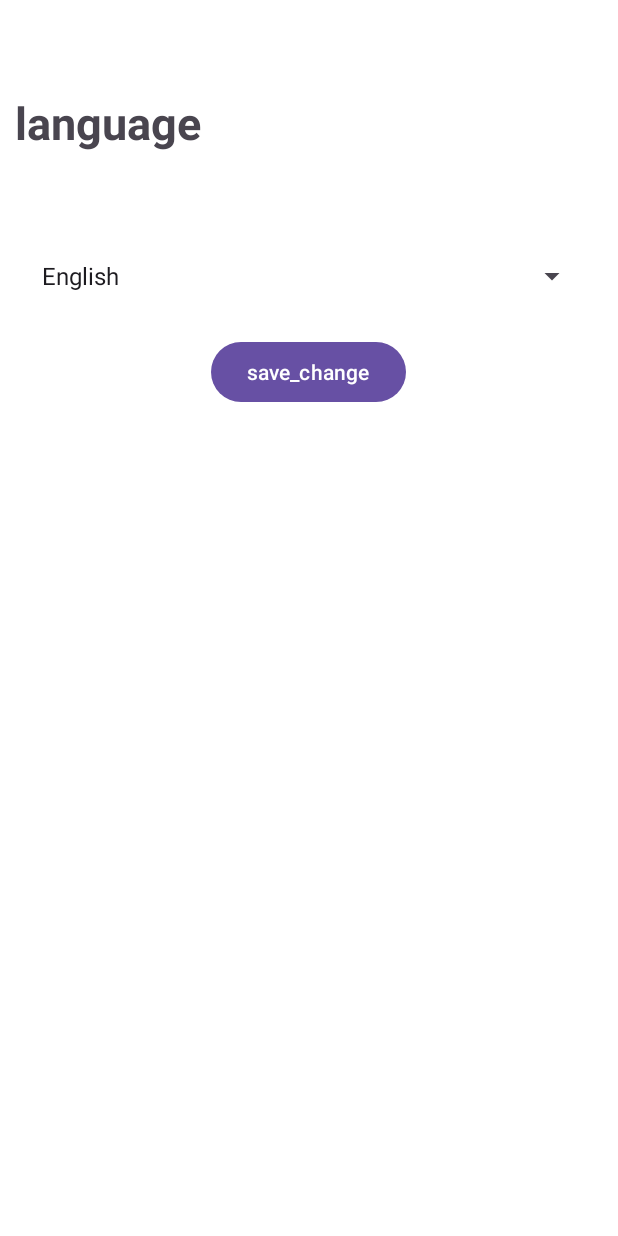
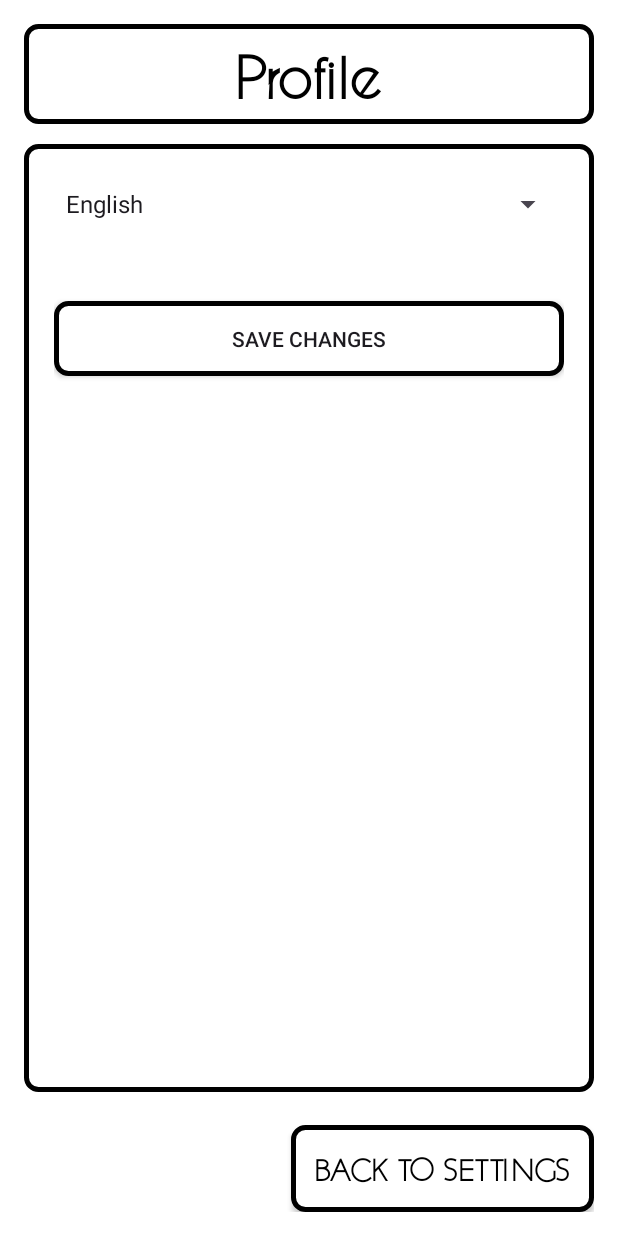
Before and after one commit to HiepPh2k4/SWaro, an Android app: the layout fragment_language.xml on its own in the app's theme, with its tools: preview values and no code run, on a phone screen of 412 x 824 dp. Run offline under Robolectric (Android 15) with nearby library versions, the light colour scheme and no system bars.

Commit message:
big update

```diff
--- a/ClothesApp/app/src/main/java/vn/edu/usth/clothesapp/ProfileFragment.java
+++ b/ClothesApp/app/src/main/java/vn/edu/usth/clothesapp/ProfileFragment.java
@@ -22,8 +22,12 @@ public class ProfileFragment extends Fragment {
         view.findViewById(R.id.back_button1).setOnClickListener(v -> {
             if (getActivity() != null) {
                 ((AppCompatActivity) getActivity()).getSupportFragmentManager().popBackStack();
+
+                SettingActivity activity = (SettingActivity) getActivity();
+                activity.showSettingsButtons();
             }
         });
+
         return view;
     }
 }
--- a/ClothesApp/app/src/main/java/vn/edu/usth/clothesapp/ThemeFragment.java
+++ b/ClothesApp/app/src/main/java/vn/edu/usth/clothesapp/ThemeFragment.java
@@ -24,6 +24,9 @@ public class ThemeFragment extends Fragment {
         view.findViewById(R.id.back_button2).setOnClickListener(v -> {
             if (getActivity() != null) {
                 ((AppCompatActivity) getActivity()).getSupportFragmentManager().popBackStack();
+
+                SettingActivity activity = (SettingActivity) getActivity();
+                activity.showSettingsButtons();
             }
         });
         return view;
--- a/ClothesApp/app/src/main/res/layout/fragment_language.xml
+++ b/ClothesApp/app/src/main/res/layout/fragment_language.xml
@@ -1,56 +1,71 @@
 <?xml version="1.0" encoding="utf-8"?>
-<LinearLayout xmlns:android="http://schemas.android.com/apk/res/android"
-    xmlns:app="http://schemas.android.com/apk/res-auto"
+<RelativeLayout xmlns:android="http://schemas.android.com/apk/res/android"
     android:layout_width="match_parent"
     android:layout_height="match_parent"
-    android:background="@color/white"
-    android:orientation="vertical">
-
-    <RelativeLayout
-        android:id="@+id/language_bar"
-        android:layout_width="match_parent"
-        android:layout_height="?attr/actionBarSize"
-        android:layout_marginTop="50dp"
+    android:padding="16dp"
     android:background="@color/white">
 
+    <LinearLayout
+        android:layout_width="match_parent"
+        android:layout_height="wrap_content"
+        android:layout_marginBottom="30dp"
+        android:background="@drawable/border">
+
         <TextView
-            android:layout_width="wrap_content"
+            android:layout_width="match_parent"
             android:layout_height="match_parent"
-            android:layout_alignParentStart="true"
-            android:layout_centerVertical="true"
-            android:layout_marginStart="10dp"
-            android:contentDescription="setting"
-            android:gravity="center_vertical"
-            android:text="language"
-            android:textSize="30sp"
-            android:textStyle="bold" />
+            android:text="Profile"
+            android:fontFamily="@font/good_font"
+            android:textSize="40sp"
+            android:textStyle="bold"
+            android:gravity="center"
+            android:textColor="@color/black"/>
+    </LinearLayout>
 
-        <ImageButton
-            android:id="@+id/close_language_button"
-            android:layout_width="50dp"
+
+    <LinearLayout
+        android:layout_width="match_parent"
         android:layout_height="match_parent"
-            android:layout_alignParentEnd="true"
-            android:layout_centerVertical="true"
-            android:backgroundTint="@color/white"
-            android:contentDescription="close"
-             />
-    </RelativeLayout>
+        android:layout_marginTop="80dp"
+        android:layout_marginBottom="80dp"
+        android:background="@drawable/border"
+        android:orientation="vertical"
+        android:padding="20dp">
 
         <Spinner
             android:id="@+id/language_spinner"
             android:layout_width="match_parent"
             android:layout_height="40dp"
             android:layout_gravity="center"
-        android:layout_marginStart="20dp"
-        android:layout_marginTop="50dp"
-        android:layout_marginEnd="20dp"
             android:entries="@array/language_array" />
 
-    <Button
+        <LinearLayout
+            android:layout_width="match_parent"
+            android:layout_height="100dp"
+            android:gravity="center">
+
+            <androidx.appcompat.widget.AppCompatButton
                 android:id="@+id/save_language_button"
+                android:layout_width="match_parent"
+                android:layout_height="50dp"
+                android:layout_gravity="center"
+                android:layout_marginTop="20dp"
+                android:text="Save Changes"
+                android:background="@drawable/button_border"/>
+        </LinearLayout>
+    </LinearLayout>
+
+    <androidx.appcompat.widget.AppCompatButton
+        android:id="@+id/back_button3"
         android:layout_width="wrap_content"
         android:layout_height="wrap_content"
-        android:layout_gravity="center"
-        android:layout_marginTop="20dp"
-        android:text="save_change" />
-</LinearLayout>
+        android:text="Back to Settings"
+        android:textSize="20sp"
+        android:layout_alignParentBottom="true"
+        android:layout_alignParentEnd="true"
+        android:padding="16dp"
+        android:background="@drawable/button_border"
+        android:fontFamily="@font/good_font"
+        android:textStyle="bold"
+        android:textColor="@color/black"/>
+</RelativeLayout>
--- a/ClothesApp/app/src/main/res/layout/fragment_theme.xml
+++ b/ClothesApp/app/src/main/res/layout/fragment_theme.xml
@@ -18,7 +18,8 @@
             android:fontFamily="@font/good_font"
             android:textSize="40sp"
             android:textStyle="bold"
-            android:gravity="center" />
+            android:gravity="center"
+            android:textColor="@color/black"/>
     </LinearLayout>
 
 
--- a/ClothesApp/app/src/main/res/values-night/themes.xml
+++ b/ClothesApp/app/src/main/res/values-night/themes.xml
@@ -1,7 +1,5 @@
 <resources xmlns:tools="http://schemas.android.com/tools">
-    <!-- Base application theme. -->
     <style name="Base.Theme.ClothesApp" parent="Theme.Material3.DayNight.NoActionBar">
-        <!-- Customize your dark theme here. -->
-        <!-- <item name="colorPrimary">@color/my_dark_primary</item> -->
+
     </style>
 </resources>
```
Also changed, not shown: ClothesApp/app/src/main/java/vn/edu/usth/clothesapp/LanguageFragment.java (+10 -4 lines), ClothesApp/app/src/main/java/vn/edu/usth/clothesapp/SettingActivity.java (+8 -12 lines), ClothesApp/app/src/main/res/layout/activity_main.xml (+23 -15 lines), ClothesApp/app/src/main/res/layout/fragment_profile.xml (+18 -9 lines), ClothesApp/app/src/main/res/layout/setting_activity.xml (+19 -16 lines), ClothesApp/app/src/main/res/layout/warobe_activity.xml (+36 -10 lines). Lines whose indentation alone changed are shown as unchanged.
